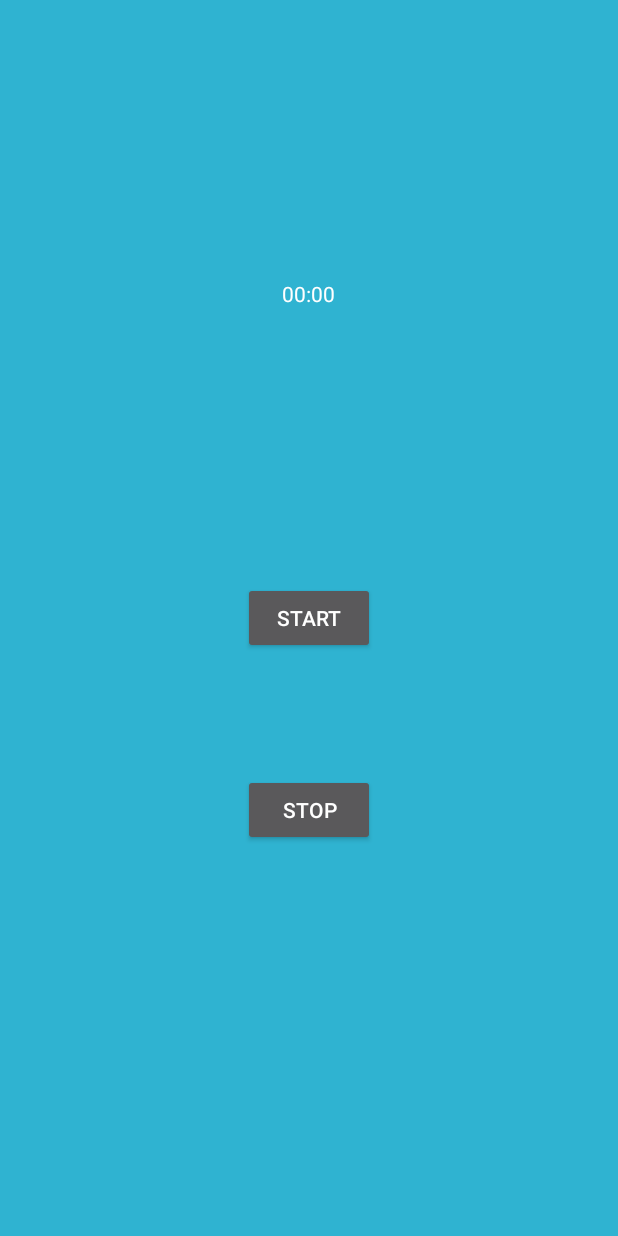
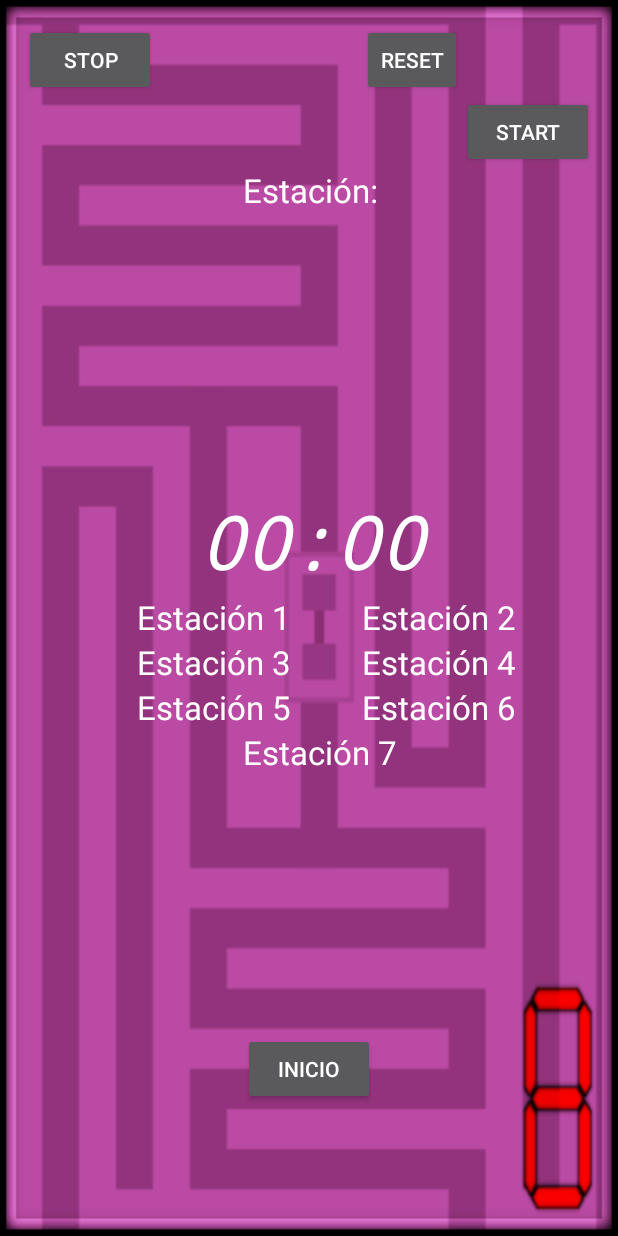
Before and after one commit to cebenavides/Pick2Light, an Android app: the layout activity_crono2.xml on its own in the app's theme, with its tools: preview values and no code run, on a phone screen of 412 x 824 dp. Run offline under Robolectric (Android 15) with nearby library versions, the phone set to English and light mode, and no system bars.

Commit message:
Changed background, added tables and improved socket connection
Socket connection became a singleton class

```diff
--- a/app/src/main/AndroidManifest.xml
+++ b/app/src/main/AndroidManifest.xml
@@ -20,6 +20,8 @@
         <activity android:name=".Data_user" />
         <activity android:name=".crono" />
         <activity android:name=".Crono"></activity>
+
     </application>
 
+
 </manifest>
--- /dev/null
+++ b/app/src/main/java/com/picking/pick2light/DBConnection.java
@@ -0,0 +1,67 @@
+package com.picking.pick2light;
+
+import android.app.Application;
+
+import java.io.BufferedReader;
+import java.io.InputStreamReader;
+import java.io.PrintWriter;
+import java.net.Socket;
+
+
+
+public class DBConnection extends Application{
+    private String ip;
+    private int port;
+    private Socket s;
+    private PrintWriter out;
+    private BufferedReader in;
+
+    private static DBConnection instance;
+
+    private DBConnection(){}
+
+    public static synchronized DBConnection getInstance(){
+        if(instance == null){
+            instance = new DBConnection();
+        }
+        return instance;
+    }
+
+
+    public void init(String ip, int port) {
+        this.ip = ip;
+        this.port = port;
+        try{
+            s = new Socket(ip, port);
+            out = new PrintWriter(s.getOutputStream(), true);
+            in = new BufferedReader(new InputStreamReader(s.getInputStream()));
+        }catch(Exception e){
+            e.printStackTrace();
+        }
+    }
+
+    public void send(String message){
+        out.print(message);
+        out.flush();
+    }
+
+    public void closeConnection(){
+        try {
+            out.close();
+            in.close();
+            s.close();
+        }catch(Exception e){
+            e.printStackTrace();
+        }
+    }
+
+    public String receive(){
+        try {
+            String received = in.readLine();
+            return received;
+        }catch(Exception e){
+            e.printStackTrace();
+        }
+        return null;
+    }
+}
--- a/app/src/main/java/com/picking/pick2light/Data_user.java
+++ b/app/src/main/java/com/picking/pick2light/Data_user.java
@@ -15,6 +15,11 @@ public class Data_user extends AppCompatActivity {
     }
     public void crono(View view){
         Intent i= new Intent(this, Crono.class );
+        Bundle bundle = getIntent().getExtras();
+        String valueIP=bundle.getString("ip");
+        int port = bundle.getInt("port");
+        i.putExtra("ip", valueIP);
+        i.putExtra("port", port);
         startActivity(i);
     }
 }
--- a/app/src/main/res/layout/activity_crono2.xml
+++ b/app/src/main/res/layout/activity_crono2.xml
@@ -8,32 +8,136 @@
     android:paddingRight="@dimen/activity_horizontal_margin"
     android:paddingTop="@dimen/activity_vertical_margin"
     tools:context="com.picking.pick2light.Crono"
-    android:background="#2fb3d1">
+    android:background="@drawable/background">
 
 
     <Chronometer
-        android:layout_width="wrap_content"
-        android:layout_height="wrap_content"
+        android:layout_width="200dp"
+        android:layout_height="70dp"
         android:id="@+id/chronometer"
-        android:layout_alignParentTop="true"
-        android:layout_centerHorizontal="true"
-        android:layout_marginTop="170dp" />
-
-    <Button
-        android:layout_width="wrap_content"
-        android:layout_height="wrap_content"
-        android:text="Start"
-        android:id="@+id/start"
-        android:layout_centerVertical="true"
-        android:layout_centerHorizontal="true" />
+        android:textSize="50dp"
+        android:textStyle="italic"
+        android:typeface="monospace"
+        android:textAlignment="center"
+        android:layout_above="@+id/est1"
+        android:layout_toStartOf="@+id/start" />
 
     <Button
         android:layout_width="wrap_content"
         android:layout_height="wrap_content"
         android:text="Stop"
         android:id="@+id/stop"
+        android:layout_alignParentLeft="true"
+        android:layout_alignParentStart="true" />
+
+    <Button
+        style="?android:attr/buttonStyleSmall"
+        android:layout_width="wrap_content"
+        android:layout_height="wrap_content"
+        android:text="reset"
+        android:id="@+id/reset"
+        android:layout_alignTop="@+id/stop"
+        android:layout_alignRight="@+id/chronometer"
+        android:layout_alignEnd="@+id/chronometer" />
+
+    <Button
+        android:layout_width="wrap_content"
+        android:layout_height="wrap_content"
+        android:text="Inicio"
+        android:id="@+id/inicio"
+        android:layout_alignParentBottom="true"
+        android:layout_centerHorizontal="true"
+        android:layout_marginBottom="71dp"
+        android:onClick="inicio" />
+
+    <Button
+        android:layout_width="wrap_content"
+        android:layout_height="wrap_content"
+        android:text="start"
+        android:id="@+id/start"
+        android:layout_below="@+id/reset"
+        android:layout_alignParentRight="true"
+        android:layout_alignParentEnd="true" />
+
+    <TextView
+        android:layout_width="120dp"
+        android:layout_height="30dp"
+        android:textAppearance="?android:attr/textAppearanceLarge"
+        android:text="Estación 1"
+        android:id="@+id/est1"
+        android:layout_centerVertical="true"
+        android:layout_toLeftOf="@+id/reset"
+        android:layout_toStartOf="@+id/reset"
+        android:layout_marginRight="30dp"
+        android:layout_marginEnd="30dp" />
+
+    <TextView
+        android:layout_width="120dp"
+        android:layout_height="30dp"
+        android:textAppearance="?android:attr/textAppearanceLarge"
+        android:text="Estación 2"
+        android:id="@+id/est2"
+        android:layout_centerVertical="true"
+        android:layout_alignLeft="@+id/reset"
+        android:layout_alignStart="@+id/reset"
+        android:layout_marginRight="10dp" />
+
+    <TextView
+        android:layout_width="120dp"
+        android:layout_height="30dp"
+        android:textAppearance="?android:attr/textAppearanceLarge"
+        android:text="Estación 3"
+        android:id="@+id/est3"
+        android:layout_below="@+id/est1"
+        android:layout_alignRight="@+id/est1"
+        android:layout_alignEnd="@+id/est1" />
+
+    <TextView
+        android:layout_width="120dp"
+        android:layout_height="30dp"
+        android:textAppearance="?android:attr/textAppearanceLarge"
+        android:text="Estación 5"
+        android:id="@+id/est5"
+        android:layout_below="@+id/est3"
+        android:layout_alignRight="@+id/est1" />
+
+    <TextView
+        android:layout_width="120dp"
+        android:layout_height="30dp"
+        android:textAppearance="?android:attr/textAppearanceLarge"
+        android:text="Estación 4"
+        android:id="@+id/est4"
+        android:layout_below="@+id/est2"
+        android:layout_alignRight="@+id/est2"
+        android:layout_alignEnd="@+id/est2" />
+
+    <TextView
+        android:layout_width="120dp"
+        android:layout_height="30dp"
+        android:textAppearance="?android:attr/textAppearanceLarge"
+        android:text="Estación 6"
+        android:id="@+id/est6"
+        android:layout_below="@+id/est4"
+        android:layout_alignRight="@+id/est2" />
+
+    <TextView
+        android:layout_width="120dp"
+        android:layout_height="30dp"
+        android:textAppearance="?android:attr/textAppearanceLarge"
+        android:text="Estación 7"
+        android:id="@+id/est7"
+        android:layout_below="@+id/est5"
+        android:layout_alignLeft="@+id/inicio"
+        android:layout_alignStart="@+id/inicio" />
+
+    <TextView
+        android:layout_width="wrap_content"
+        android:layout_height="wrap_content"
+        android:textAppearance="?android:attr/textAppearanceLarge"
+        android:text="Estación:"
+        android:id="@+id/est8"
         android:layout_below="@+id/start"
-        android:layout_alignLeft="@+id/start"
-        android:layout_alignStart="@+id/start"
-        android:layout_marginTop="80dp" />
+        android:layout_alignLeft="@+id/est7"
+        android:layout_alignStart="@+id/est7" />
+
 </RelativeLayout>
--- a/app/src/main/res/layout/activity_data_user.xml
+++ b/app/src/main/res/layout/activity_data_user.xml
@@ -8,13 +8,13 @@
     android:paddingRight="@dimen/activity_horizontal_margin"
     android:paddingTop="@dimen/activity_vertical_margin"
     tools:context="com.picking.pick2light.Data_user"
-    android:background="#2fb3d1">
+    android:background="@drawable/background">
 
     <TextView
         android:layout_width="200dp"
         android:layout_height="45dp"
         android:textAppearance="?android:attr/textAppearanceSmall"
-        android:text="User"
+        android:text="Usuario"
         android:id="@+id/textView3"
         android:textSize="35dp"
         android:textColor="#ffffff"
@@ -47,7 +47,7 @@
     <Button
         android:layout_width="wrap_content"
         android:layout_height="wrap_content"
-        android:text="Next"
+        android:text="siguiente"
         android:id="@+id/button2"
         android:textColor="#ffffff"
         android:layout_below="@+id/imageView"
--- a/app/src/main/res/layout/activity_main.xml
+++ b/app/src/main/res/layout/activity_main.xml
@@ -8,7 +8,7 @@
     android:paddingRight="@dimen/activity_horizontal_margin"
     android:paddingTop="@dimen/activity_vertical_margin"
     tools:context="com.picking.pick2light.MainActivity"
-    android:background="#2fb3d1">
+    android:background="@drawable/background">
 
     <TextView
         android:layout_width="wrap_content"
@@ -74,7 +74,7 @@
         android:layout_alignLeft="@+id/animatedtext"
         android:layout_alignStart="@+id/animatedtext"
         android:textColor="#ffffff"
-        android:text="10.20.33.80"
+        android:text="10.20.33.90"
         android:textAlignment="center" />
 
 </RelativeLayout>
```
Also changed, not shown: app/src/main/java/com/picking/pick2light/Crono.java (+90 -1 lines), app/src/main/java/com/picking/pick2light/MainActivity.java (+21 -20 lines), app/src/main/java/com/picking/pick2light/MySingleton.java (added, +33 -0 lines), app/src/main/java/com/picking/pick2light/ThreadSafeSingleton.java (added, +16 -0 lines), app/src/main/res/drawable/background.jpg (added).
